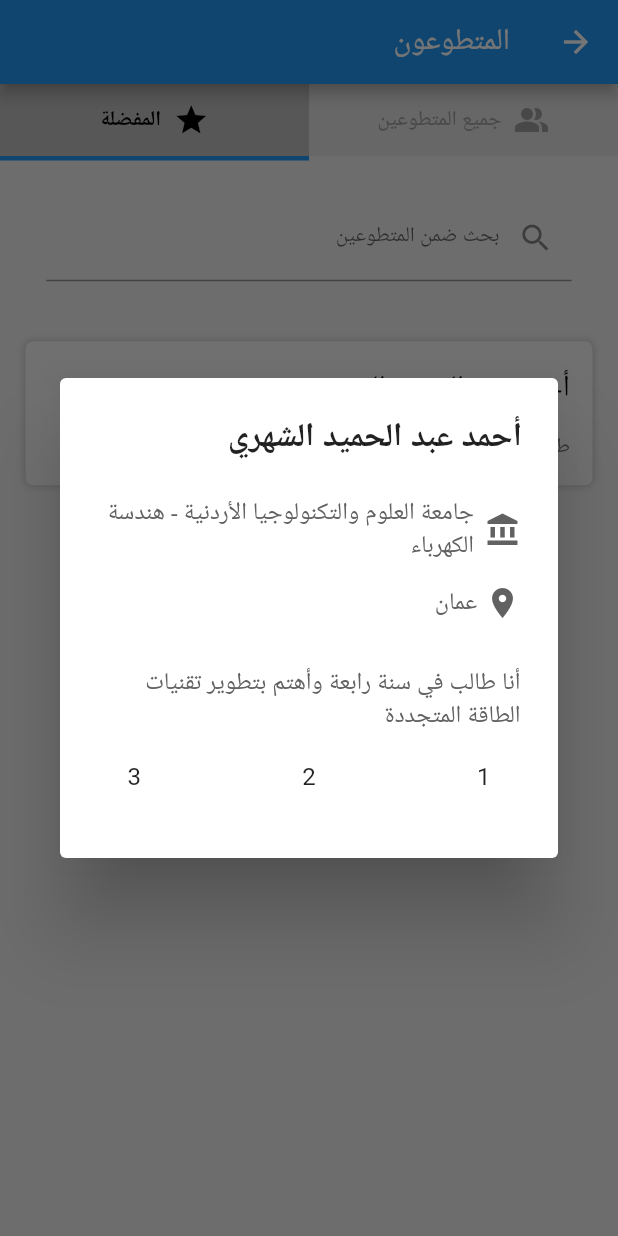
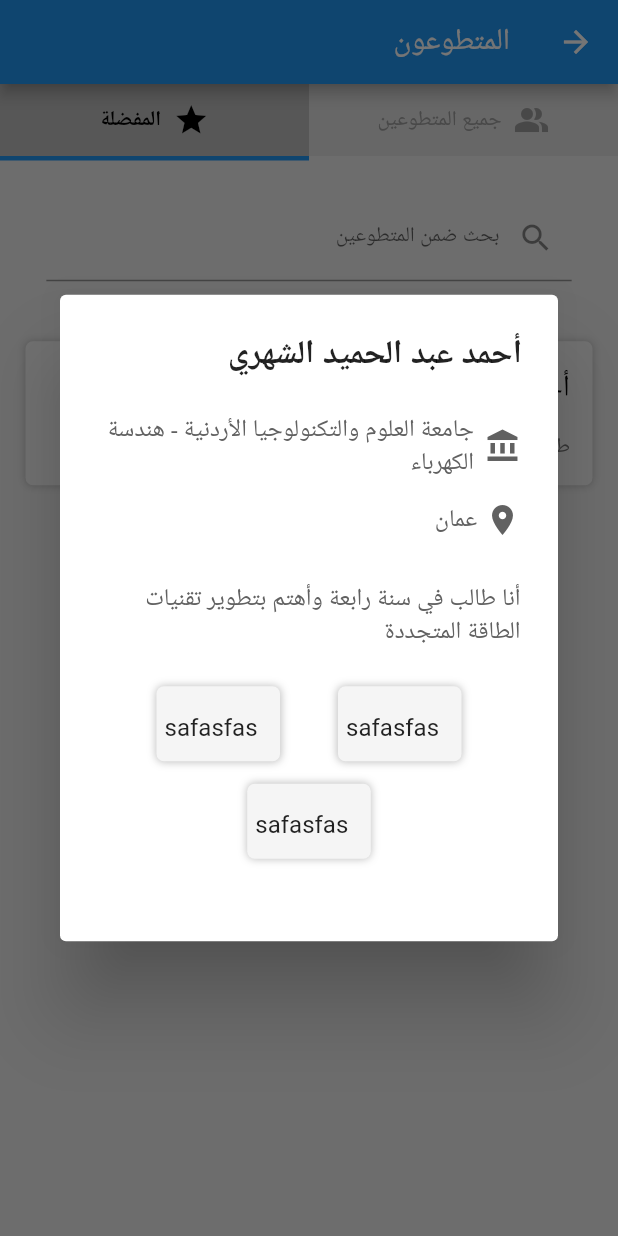
Before and after one commit to muhammad6535/Majalat-App, a Flutter app: the VolunteersScreen screen opened directly, after a tap on "المفضلة", after a tap on "أحمد عبد الحميد الشهري", on a phone screen of 412 x 824 dp. Run offline on Flutter 3.47's test engine with Material 2 defaults, Android fonts, the light colour scheme and no system bars; our stand-ins replace google_fonts; Roboto replaces fonts that are missing (Almarai).

Commit message:
clean code

```diff
--- a/lib/screens/Home_Screen.dart
+++ b/lib/screens/Home_Screen.dart
@@ -47,7 +47,7 @@ class HomeScreen extends StatelessWidget {
                   minimumSize:
                       Size(MediaQuery.of(context).size.width * 0.8, 50),
                   nextScreen: VolunteersScreen(),
-                )
+                ),
               ],
             ),
           ),
--- /dev/null
+++ b/lib/widgets/Dialog_Button.dart
@@ -0,0 +1,40 @@
+// ignore_for_file: file_names
+
+import 'package:flutter/material.dart';
+
+class DialogButton extends StatelessWidget {
+  const DialogButton({super.key});
+
+  @override
+  Widget build(BuildContext context) {
+    return InkWell(
+      onTap: () {
+        print("hello");
+      },
+      child: Padding(
+        padding: const EdgeInsets.only(top: 5, right: 17, left: 17, bottom: 10),
+        child: Container(
+          width: MediaQuery.of(context).size.width * 0.2,
+          height: 50,
+          decoration: BoxDecoration(
+            boxShadow: [
+              BoxShadow(
+                color: Colors.grey.shade400,
+                blurRadius: 4,
+              ),
+            ],
+            color: Colors.grey.shade100,
+            borderRadius: const BorderRadius.all(Radius.circular(5)),
+          ),
+          child: Padding(
+            padding: const EdgeInsets.only(right: 15, top: 18, bottom: 16),
+            child: Row(
+                mainAxisAlignment: MainAxisAlignment.spaceBetween,
+                crossAxisAlignment: CrossAxisAlignment.start,
+                children: [const Text("safasfas")]),
+          ),
+        ),
+      ),
+    );
+  }
+}
--- a/lib/widgets/Search_Input.dart
+++ b/lib/widgets/Search_Input.dart
@@ -5,7 +5,6 @@ import 'package:google_fonts/google_fonts.dart';
 
 class SearchInput extends StatefulWidget {
   static String? freeText;
-
   const SearchInput({
     Key? key,
   });
--- /dev/null
+++ b/lib/widgets/Show_Dialog.dart
@@ -0,0 +1,93 @@
+import 'package:flutter/material.dart';
+import 'package:google_fonts/google_fonts.dart';
+import 'package:majalat_app/widgets/Dialog_Button.dart';
+
+class VolunteerDialog extends StatelessWidget {
+  final String name;
+  final String universityName;
+  final String majorOfStudy;
+  final String city;
+  final String summary;
+
+  const VolunteerDialog({
+    super.key,
+    required this.name,
+    required this.universityName,
+    required this.majorOfStudy,
+    required this.city,
+    required this.summary,
+  });
+
+  @override
+  Widget build(BuildContext context) {
+    return SimpleDialog(
+      title: Text(
+        name,
+        style: GoogleFonts.almarai(fontSize: 22, fontWeight: FontWeight.bold),
+      ),
+      contentPadding: const EdgeInsets.all(25),
+      children: [
+        Column(
+          crossAxisAlignment: CrossAxisAlignment.start,
+          children: [
+            Row(
+              children: [
+                Icon(Icons.account_balance, color: Colors.grey.shade700),
+                const SizedBox(
+                  width: 7,
+                ),
+                SizedBox(
+                  width: MediaQuery.of(context).size.width * 0.6,
+                  child: Text(
+                    "$universityName - $majorOfStudy",
+                    style: GoogleFonts.almarai(color: Colors.grey[700]),
+                  ),
+                ),
+              ],
+            ),
+            const SizedBox(
+              height: 15,
+            ),
+            Row(
+              children: [
+                Icon(Icons.location_on, color: Colors.grey.shade700),
+                const SizedBox(
+                  width: 5,
+                ),
+                SizedBox(
+                  width: MediaQuery.of(context).size.width * 0.6,
+                  child: Text(
+                    city,
+                    style: GoogleFonts.almarai(color: Colors.grey[700]),
+                  ),
+                ),
+              ],
+            ),
+            const SizedBox(
+              height: 30,
+            ),
+            SizedBox(
+              width: MediaQuery.of(context).size.width * 0.8,
+              child: Text(
+                summary,
+                style: GoogleFonts.almarai(color: Colors.grey[700]),
+              ),
+            ),
+            Padding(
+              padding: const EdgeInsets.all(20),
+              child: Column(
+                children: [
+                  Row(
+                    mainAxisAlignment: MainAxisAlignment.spaceAround,
+                    children: [DialogButton(), DialogButton()],
+                  ),
+                  DialogButton(),
+                ],
+              ),
+            ),
+          ],
+        ),
+      ],
+    );
+  }
+}
--- a/lib/widgets/Volunteer_Card.dart
+++ b/lib/widgets/Volunteer_Card.dart
@@ -2,6 +2,7 @@
 
 import 'package:flutter/material.dart';
 import 'package:google_fonts/google_fonts.dart';
+import 'package:majalat_app/widgets/Show_Dialog.dart';
 
 class VolunteerCard extends StatelessWidget {
   final String name;
@@ -25,73 +26,14 @@ class VolunteerCard extends StatelessWidget {
     showDialog(
       context: context,
       builder: (context) => Directionality(
-        textDirection: TextDirection.rtl,
-        child: SimpleDialog(
-          title: Text(
-            name,
-            style:
-                GoogleFonts.almarai(fontSize: 22, fontWeight: FontWeight.bold),
-          ),
-          contentPadding: const EdgeInsets.all(25),
-          children: [
-            Column(
-              crossAxisAlignment: CrossAxisAlignment.start,
-              children: [
-                Row(
-                  children: [
-                    Icon(Icons.account_balance, color: Colors.grey.shade700),
-                    const SizedBox(
-                      width: 7,
-                    ),
-                    SizedBox(
-                      width: MediaQuery.of(context).size.width * 0.6,
-                      child: Text(
-                        "$universityName - $majodOfStudy",
-                        style: GoogleFonts.almarai(color: Colors.grey[700]),
-                      ),
-                    ),
-                  ],
-                ),
-                const SizedBox(
-                  height: 15,
-                ),
-                Row(
-                  children: [
-                    Icon(Icons.location_on, color: Colors.grey.shade700),
-                    const SizedBox(
-                      width: 5,
-                    ),
-                    SizedBox(
-                      width: MediaQuery.of(context).size.width * 0.6,
-                      child: Text(
-                        city,
-                        style: GoogleFonts.almarai(color: Colors.grey[700]),
-                      ),
-                    ),
-                  ],
-                ),
-                const SizedBox(
-                  height: 30,
-                ),
-                SizedBox(
-                  width: MediaQuery.of(context).size.width * 0.8,
-                  child: Text(
-                    summary,
-                    style: GoogleFonts.almarai(color: Colors.grey[700]),
-                  ),
-                ),
-                Padding(
-                  padding: const EdgeInsets.all(20),
-                  child: Row(
-                    mainAxisAlignment: MainAxisAlignment.spaceBetween,
-                    children: [Text("1"), Text("2"), Text("3")],
-                  ),
-                ),
-              ],
-            ),
-          ],
-        ),
-      ),
+          textDirection: TextDirection.rtl,
+          child: VolunteerDialog(
+            name: name,
+            majorOfStudy: majodOfStudy,
+            summary: summary,
+            city: city,
+            universityName: universityName,
+          )),
     );
   }
 
```
